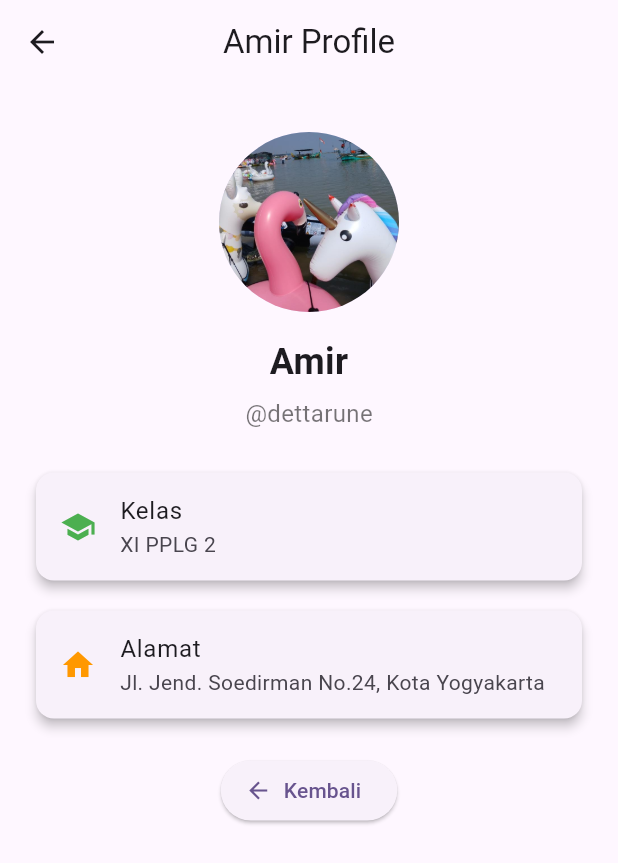
After one commit to Mythiosss/tugas1_11PPLG2_mobiledev, a Flutter app: the AmirProfilePage screen opened directly, on a phone screen of 412 x 824 dp. The commit adds this screen. Shown: the top 863 px of the screen. Run offline on Flutter 3.47's test engine with Material 3 defaults, Android fonts, the phone set to English and light mode, and no system bars; our stand-ins replace get.

Commit message:
feat:[AMIR] add navigation & multiple profile cards

```diff
--- /dev/null
+++ b/lib/fragments/amir_profile.dart
@@ -0,0 +1,76 @@
+import 'package:flutter/material.dart';
+
+class AmirProfilePage extends StatelessWidget {
+  const AmirProfilePage({super.key});
+
+  @override
+  Widget build(BuildContext context) {
+    return Scaffold(
+      appBar: AppBar(
+        title: const Text('Amir Profile'),
+        centerTitle: true,
+        leading: IconButton(
+          icon: const Icon(Icons.arrow_back),
+          onPressed: () {
+            Navigator.pop(context);
+          },
+        ),
+      ),
+      body: SingleChildScrollView(
+        padding: const EdgeInsets.all(20),
+        child: Column(
+          crossAxisAlignment: CrossAxisAlignment.center,
+          children: [
+            const SizedBox(height: 12),
+            const CircleAvatar(
+              radius: 60,
+              backgroundImage: AssetImage('lib/assets/image/amir.jpg'),
+            ),
+            const SizedBox(height: 16),
+            const Text(
+              "Amir",
+              style: TextStyle(fontSize: 24, fontWeight: FontWeight.bold),
+            ),
+            const SizedBox(height: 6),
+            const Text(
+              "@dettarune",
+              style: TextStyle(fontSize: 16, color: Colors.black54),
+            ),
+            const SizedBox(height: 24),
+            Card(
+              shape: RoundedRectangleBorder(
+                borderRadius: BorderRadius.circular(12),
+              ),
+              elevation: 3,
+              child: const ListTile(
+                leading: Icon(Icons.school, color: Colors.green),
+                title: Text('Kelas'),
+                subtitle: Text('XI PPLG 2'),
+              ),
+            ),
+            const SizedBox(height: 12),
+            Card(
+              shape: RoundedRectangleBorder(
+                borderRadius: BorderRadius.circular(12),
+              ),
+              elevation: 3,
+              child: const ListTile(
+                leading: Icon(Icons.home, color: Colors.orange),
+                title: Text('Alamat'),
+                subtitle: Text('Jl. Jend. Soedirman No.24, Kota Yogyakarta'),
+              ),
+            ),
+            const SizedBox(height: 20),
+            ElevatedButton.icon(
+              onPressed: () {
+                Navigator.pop(context);
+              },
+              icon: const Icon(Icons.arrow_back),
+              label: const Text('Kembali'),
+            ),
+          ],
+        ),
+      ),
+    );
+  }
+}
```
Also changed, not shown: lib/fragments/profile_page.dart (+49 -10 lines), lib/fragments/sharlyf_profile.dart (added, +76 -0 lines).
